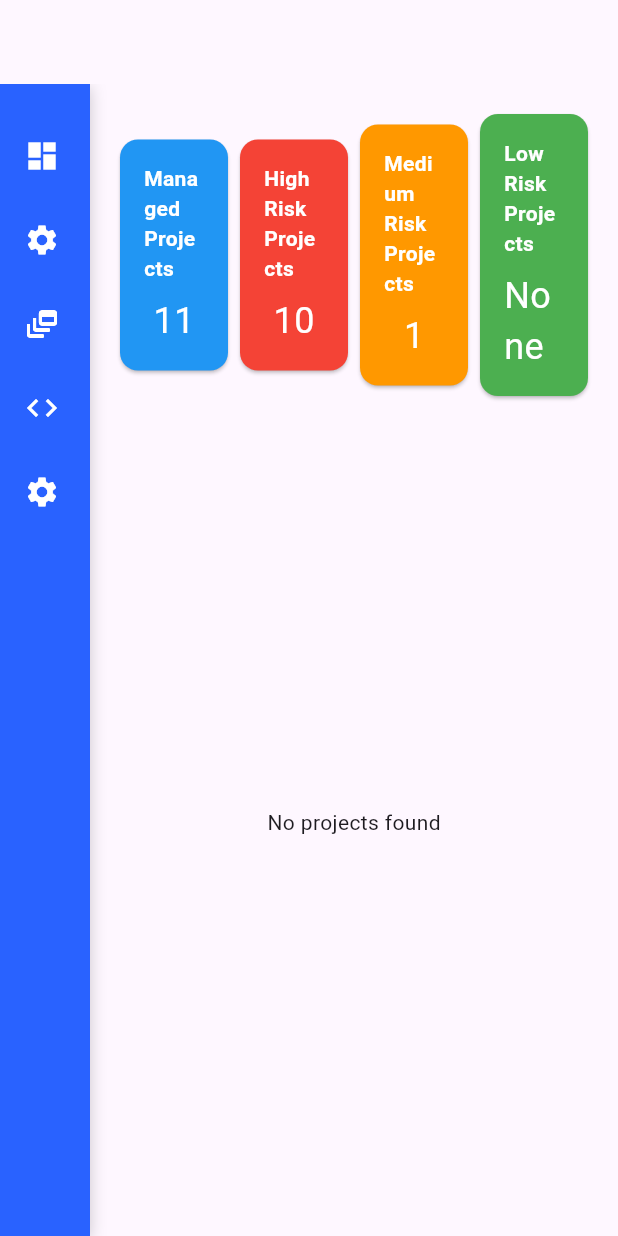
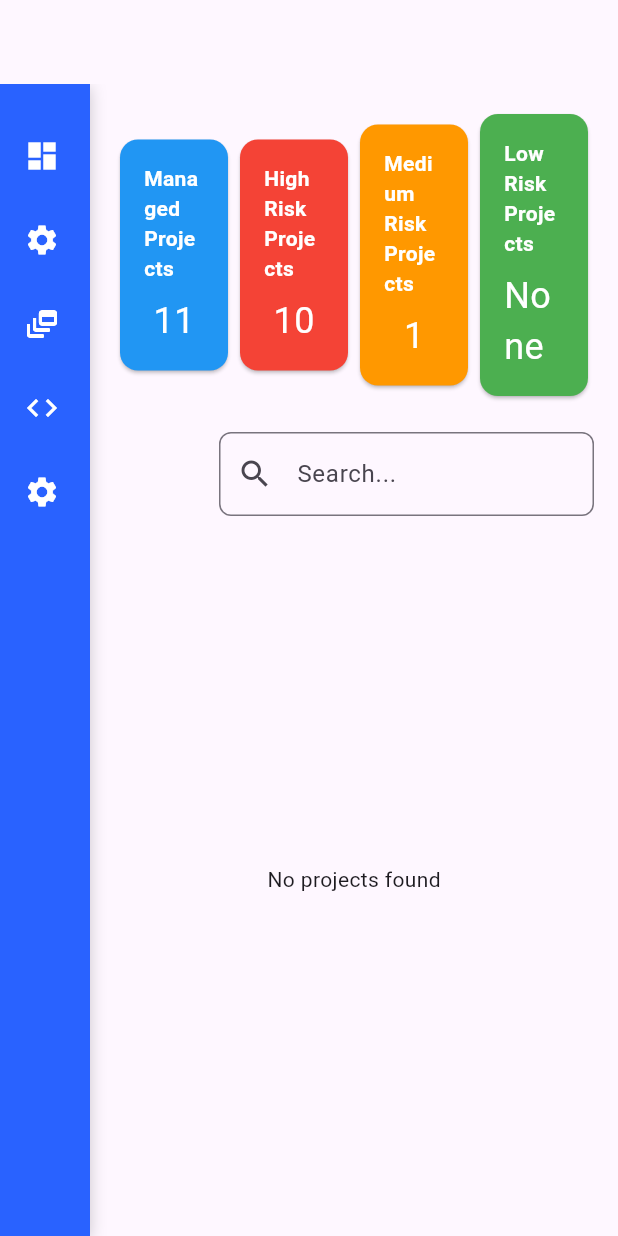
Before and after one commit to soorajpsuresh74/Harper, a Flutter app: the screen it shows after launch, on a phone screen of 412 x 824 dp. Run offline on Flutter 3.47's test engine with Material 3 defaults, Android fonts, the phone set to English and light mode, and no system bars; our stand-ins replace file_picker, flutter_dotenv, sidebarx; network calls fail.

```diff
--- a/ui/lib/Pages/dashboardscreen.dart
+++ b/ui/lib/Pages/dashboardscreen.dart
@@ -13,6 +13,7 @@ class DashboardScreen extends StatefulWidget {
 
 class _DashboardScreenState extends State<DashboardScreen> {
   late final SidebarXController _controller;
+  final TextEditingController _searchController = TextEditingController();
 
   @override
   void initState() {
@@ -26,16 +27,40 @@ class _DashboardScreenState extends State<DashboardScreen> {
       body: Row(
         children: [
           Sidebar(controller: _controller),
-          const Expanded(
-            child: Padding(  // Added Padding widget here
-              padding: EdgeInsets.all(16.0),  // Adjust the value as needed
+          Expanded(
+            child: Padding(
+              padding: const EdgeInsets.all(16.0),
               child: Column(
+                crossAxisAlignment: CrossAxisAlignment.start,
                 children: [
-                  HeaderStats(),
-                  SizedBox(
-                    height: 20,
+                  // Stats Header
+                  const HeaderStats(),
+                  const SizedBox(height: 20),
+
+                  // Small Search Box aligned to the left
+                  Align(
+                    alignment: Alignment.centerRight,
+                    child: SizedBox(
+                      width: 250, // Set a smaller width for the search bar
+                      child: TextField(
+                        controller: _searchController,
+                        decoration: InputDecoration(
+                          hintText: 'Search...',
+                          prefixIcon: const Icon(Icons.search),
+                          border: OutlineInputBorder(
+                            borderRadius: BorderRadius.circular(8.0),
+                          ),
+                        ),
+                        onSubmitted: (query) {
+                          print('Search query: $query');
+                        },
+                      ),
+                    ),
                   ),
-                  Expanded(child: ProjectListScreen()),  // Ensure ProjectListScreen is scrollable
+                  const SizedBox(height: 20),
+
+                  // Project List
+                  const Expanded(child: ProjectListScreen()),
                 ],
               ),
             ),
@@ -44,4 +69,11 @@ class _DashboardScreenState extends State<DashboardScreen> {
       ),
     );
   }
+
+  @override
+  void dispose() {
+    _searchController.dispose();
+    _controller.dispose();
+    super.dispose();
+  }
 }
```
